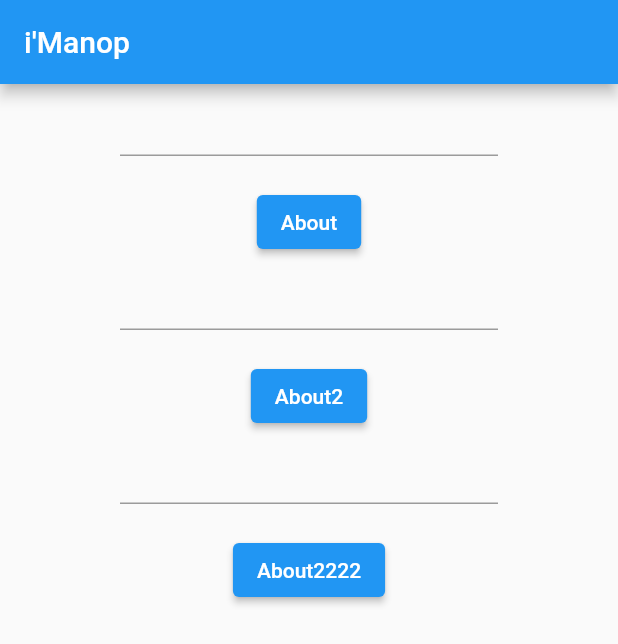
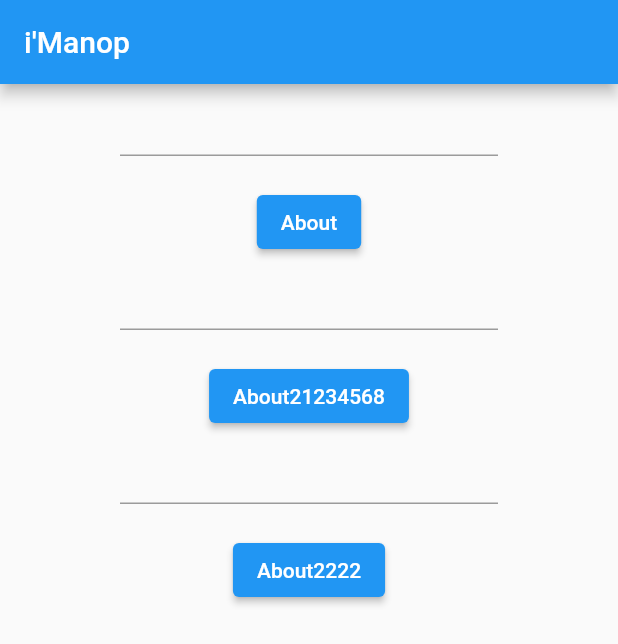
Before and after one commit to programmerlittle/imanop, a Flutter app: the screen it shows after launch, on a phone screen of 412 x 824 dp. Shown: the top 644 px of the screen. Run offline on Flutter 3.47's test engine with Material 2 defaults, Android fonts, the phone set to English and light mode, and no system bars.

Commit message:
test
1234vfbfb

```diff
--- a/lib/main.dart
+++ b/lib/main.dart
@@ -58,7 +58,7 @@ class _MyHomePageState extends State<MyHomePage> {
                 );
                 textInput.clear();
               },
-              buttonLabel: 'About2'),
+              buttonLabel: 'About21234568'),
           TextButtonWidget(
               controller: textInput,
               onPressed: () async {
```
